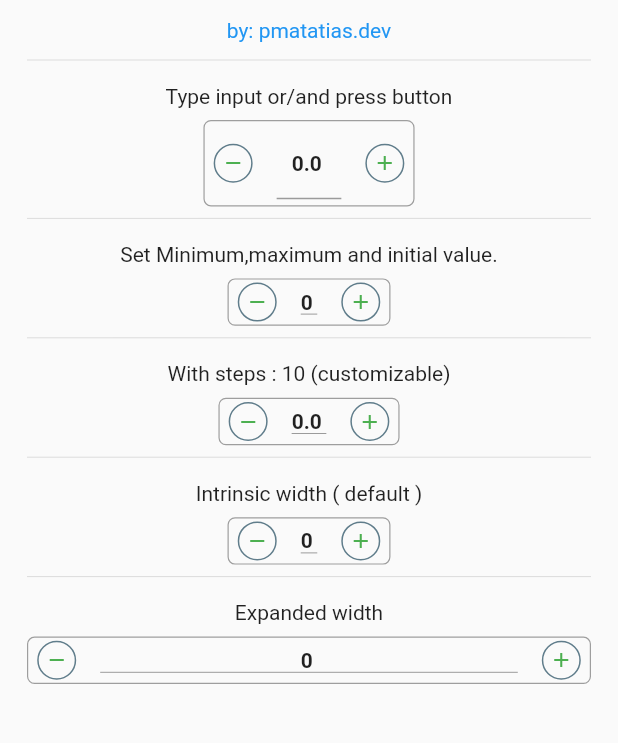
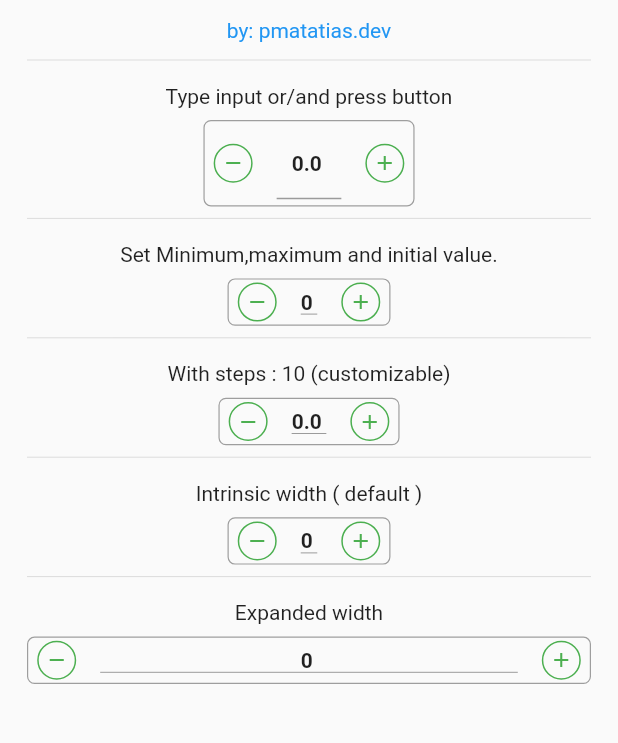
Before and after one commit to pmatatias/input-quantity, a Flutter app: the PreviewExample screen opened directly, on a phone screen of 412 x 824 dp, the part 345-1088 px from its top. Run offline on Flutter 3.47's test engine with Material 2 defaults, Android fonts, the phone set to English and light mode, and no system bars.

Commit message:
chore: remove secondary color widget

```diff
--- a/lib/src/input_qty.dart
+++ b/lib/src/input_qty.dart
@@ -199,8 +199,7 @@ class _InputQtyState extends State<InputQty> {
           mainAxisSize: MainAxisSize.min,
           children: [
             BuildBtn(
-              primaryColor: widget.btnColor1,
-              secondaryColor: widget.btnColor2,
+              btnColor: widget.btnColor1,
               isPlus: false,
               splashRadius: widget.splashRadius,
               onChanged: minus,
@@ -214,8 +213,7 @@ class _InputQtyState extends State<InputQty> {
               width: 8,
             ),
             BuildBtn(
-              primaryColor: widget.btnColor1,
-              secondaryColor: widget.btnColor2,
+              btnColor: widget.btnColor1,
               isPlus: true,
               borderShape: widget.borderShape,
               onChanged: plus,
@@ -273,8 +271,7 @@ class BuildBtn extends StatelessWidget {
   final Function() onChanged;
   final bool isPlus;
   final bool withBorder;
-  final Color primaryColor;
-  final Color secondaryColor;
+  final Color btnColor;
   final double? splashRadius;
 
   final BorderShapeBtn borderShape;
@@ -286,8 +283,7 @@ class BuildBtn extends StatelessWidget {
     this.withBorder = true,
     required this.isPlus,
     required this.onChanged,
-    this.primaryColor = Colors.teal,
-    this.secondaryColor = Colors.grey,
+    this.btnColor = Colors.teal,
     this.child,
   });
 
@@ -298,13 +294,13 @@ class BuildBtn extends StatelessWidget {
       decoration: BoxDecoration(
         border: borderShape == BorderShapeBtn.none
             ? null
-            : Border.all(color: Colors.blueGrey),
+            : Border.all(color: btnColor),
         borderRadius: borderShape == BorderShapeBtn.circle
             ? BorderRadius.circular(300)
             : null,
       ),
       child: IconButton(
-        color: primaryColor,
+        color: btnColor,
         constraints: const BoxConstraints(),
         padding: EdgeInsets.zero,
         onPressed: onChanged,
```
